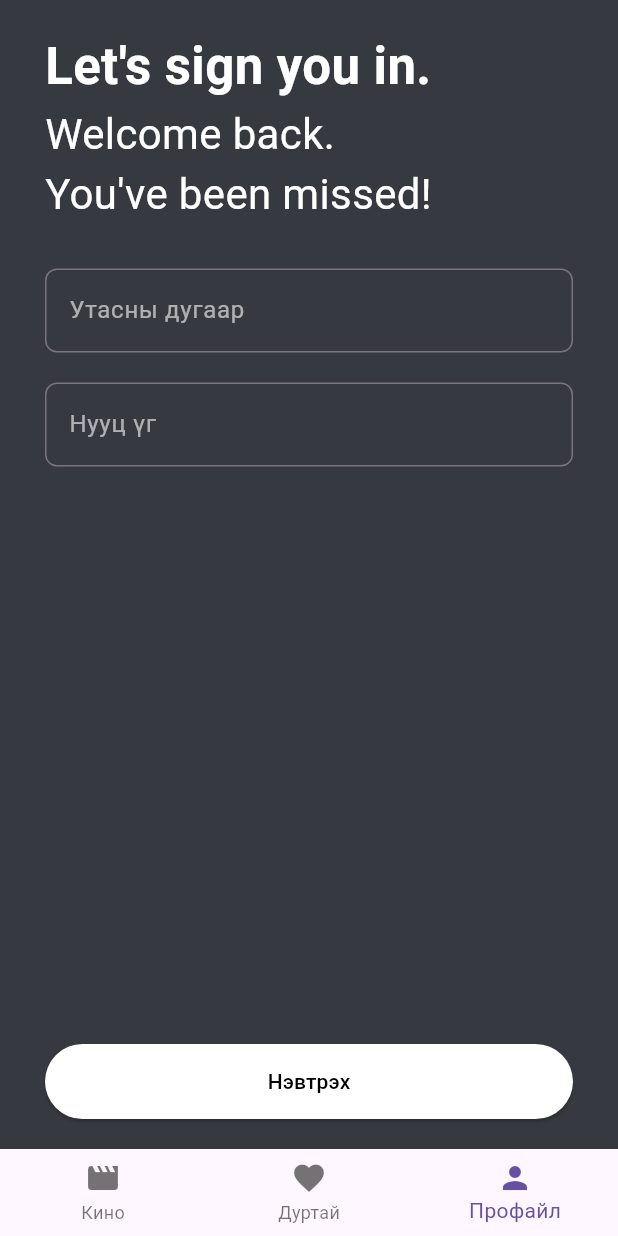
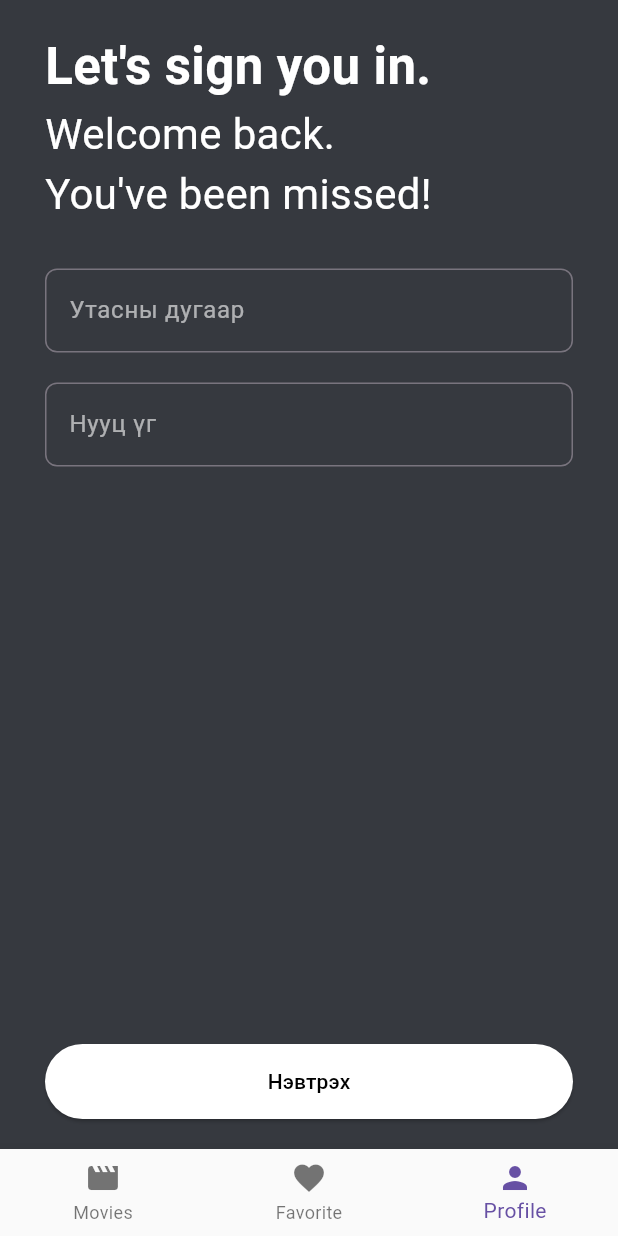
Before and after one commit to batmandal/flutter_movie_app, a Flutter app: the screen it shows after launch, item 3 of the bottom bar chosen, on a phone screen of 412 x 824 dp. Run offline on Flutter 3.47's test engine with Material 3 defaults, Android fonts, the phone set to English and light mode, and no system bars; our stand-ins replace easy_localization; network calls fail.

Commit message:
change language

```diff
--- /dev/null
+++ b/assets/translations/en-US.json
@@ -0,0 +1,7 @@
+{
+  "top": "Top movies",
+  "all": "All movies",
+  "movie": "Movies",
+  "favorite": "Favorite",
+  "profile": "Profile"
+}
--- /dev/null
+++ b/assets/translations/mn-MN.json
@@ -0,0 +1,7 @@
+{
+  "Top": "Шилдэг кино",
+  "All": "Бүх кино",
+  "movie": "Кино",
+  "favorite": "Таалагдсан",
+  "profile": "Профайл"
+}
--- a/lib/main.dart
+++ b/lib/main.dart
@@ -1,12 +1,23 @@
+import 'package:easy_localization/easy_localization.dart';
 import 'package:flutter/material.dart';
 import 'package:flutter_movie/global_keys.dart';
 import 'package:flutter_movie/providers/common.dart';
 import 'package:flutter_movie/screens/home.dart';
+import 'package:flutter_movie/theme/styles.dart';
 
 import 'package:provider/provider.dart';
 
-void main() {
-  runApp(const MyApp());
+void main() async {
+  WidgetsFlutterBinding.ensureInitialized();
+  await EasyLocalization.ensureInitialized();
+  runApp(
+    EasyLocalization(
+      supportedLocales: const [Locale('en', 'US'), Locale('mn', 'MN')],
+      path: 'assets/translations',
+      fallbackLocale: const Locale('en', 'US'),
+      child: const MyApp(),
+    ),
+  );
 }
 
 class MyApp extends StatelessWidget {
@@ -19,9 +30,17 @@ class MyApp extends StatelessWidget {
         ChangeNotifierProvider(create: (_) => CommonProvider()),
       ],
       child: MaterialApp(
+        builder: (context, child) => MediaQuery(
+            data: MediaQuery.of(context)
+                .copyWith(textScaler: const TextScaler.linear(1.0)),
+            child: child!),
         navigatorKey: GlobalKeys.navigatorKey,
         title: 'Movie App',
+        theme: myTheme,
         home: HomePage(),
+        localizationsDelegates: context.localizationDelegates,
+        supportedLocales: context.supportedLocales,
+        locale: context.locale,
       ),
     );
   }
--- a/lib/screens/home.dart
+++ b/lib/screens/home.dart
@@ -1,3 +1,4 @@
+import 'package:easy_localization/easy_localization.dart';
 import 'package:flutter/material.dart';
 import 'package:flutter_movie/providers/common.dart';
 import 'package:flutter_movie/screens/movies.dart';
@@ -26,18 +27,18 @@ class HomePage extends StatelessWidget {
           bottomNavigationBar: BottomNavigationBar(
             currentIndex: provider.currentIdx,
             onTap: provider.changeCurrentIdx,
-            items: const [
+            items: [
               BottomNavigationBarItem(
-                icon: Icon(Icons.movie),
-                label: "Кино",
+                icon: const Icon(Icons.movie),
+                label: "movie".tr(),
               ),
               BottomNavigationBarItem(
-                icon: Icon(Icons.favorite),
-                label: "Дуртай",
+                icon: const Icon(Icons.favorite),
+                label: "favorite".tr(),
               ),
               BottomNavigationBarItem(
-                icon: Icon(Icons.person),
-                label: "Профайл",
+                icon: const Icon(Icons.person),
+                label: "profile".tr(),
               ),
             ],
           ),
--- a/lib/screens/login.dart
+++ b/lib/screens/login.dart
@@ -112,8 +112,8 @@ class LoginPage extends StatelessWidget {
               height: 50,
               child: ElevatedButton(
                 style: ButtonStyle(
-                  backgroundColor: MaterialStateProperty.all(Colors.white),
-                  foregroundColor: MaterialStateProperty.all(Colors.black),
+                  backgroundColor: WidgetStateProperty.all(Colors.white),
+                  foregroundColor: WidgetStateProperty.all(Colors.black),
                 ),
                 onPressed: _onSubmit,
                 child: const Text("Нэвтрэх"),
--- a/lib/screens/movie_detail.dart
+++ b/lib/screens/movie_detail.dart
@@ -73,7 +73,7 @@ class _MovieDetailPageState extends State<MovieDetailPage> {
                                 ),
                                 const SizedBox(height: 10),
                                 Text(
-                                  "${widget.data.publishedYear} | ${Utils.InterMinToString(widget.data.durationMin)} | ${widget.data.type}",
+                                  "${widget.data.publishedYear} | ${Utils.interMinToString(widget.data.durationMin)} | ${widget.data.type}",
                                   style: const TextStyle(
                                     fontSize: 14,
                                     color: Color.fromARGB(255, 225, 225, 225),
--- a/lib/screens/profile.dart
+++ b/lib/screens/profile.dart
@@ -1,4 +1,6 @@
+import 'package:easy_localization/easy_localization.dart';
 import 'package:flutter/material.dart';
+import 'package:flutter_movie/global_keys.dart';
 import 'package:flutter_movie/providers/common.dart';
 import 'package:flutter_movie/screens/login.dart';
 import 'package:provider/provider.dart';
@@ -6,14 +8,32 @@ import 'package:provider/provider.dart';
 class ProfilePage extends StatelessWidget {
   const ProfilePage({super.key});
 
+  void _onChangeLanguage() {
+    final context = GlobalKeys.navigatorKey.currentContext!;
+    if (context.locale.languageCode == const Locale('mn', 'MN').languageCode) {
+      context.setLocale(const Locale('en', 'US'));
+    } else {
+      context.setLocale(const Locale('mn', 'MN'));
+    }
+  }
+
   @override
   Widget build(BuildContext context) {
     return Consumer<CommonProvider>(builder: ((context, provider, child) {
       return provider.isLoggedIn
           ? Center(
-              child: ElevatedButton(
-                onPressed: provider.onLogout,
-                child: const Text("Гарах"),
+              child: Column(
+                mainAxisAlignment: MainAxisAlignment.center,
+                children: [
+                  ElevatedButton(
+                    onPressed: _onChangeLanguage,
+                    child: Text(context.locale.languageCode),
+                  ),
+                  ElevatedButton(
+                    onPressed: provider.onLogout,
+                    child: const Text("Гарах"),
+                  ),
+                ],
               ),
             )
           : LoginPage();
--- /dev/null
+++ b/lib/theme/styles.dart
@@ -0,0 +1,53 @@
+import 'package:flutter/material.dart';
+
+final ThemeData myTheme = ThemeData(
+  primarySwatch: const MaterialColor(4281743678, {
+    50: Color(0xfff1f2f3),
+    100: Color(0xffe4e5e7),
+    200: Color(0xffc8cbd0),
+    300: Color(0xffadb1b8),
+    400: Color(0xff9297a0),
+    500: Color(0xff777d88),
+    600: Color(0xff5f646d),
+    700: Color(0xff474b52),
+    800: Color(0xff2f3237),
+    900: Color(0xff18191b)
+  }),
+  brightness: Brightness.light,
+  primaryColor: const Color(0xff36393e),
+  primaryColorLight: const Color(0xffe4e5e7),
+  primaryColorDark: const Color(0xff474b52),
+  canvasColor: const Color(0xfffafafa),
+  scaffoldBackgroundColor: const Color(0xfffafafa),
+  cardColor: const Color(0xffffffff),
+  dividerColor: const Color(0x1f000000),
+  highlightColor: const Color(0x66bcbcbc),
+  splashColor: const Color(0x66c8c8c8),
+  unselectedWidgetColor: const Color(0x8a000000),
+  disabledColor: const Color(0x61000000),
+  secondaryHeaderColor: const Color(0xfff1f2f3),
+  dialogBackgroundColor: const Color(0xffffffff),
+  indicatorColor: const Color(0xff777d88),
+  hintColor: const Color(0x8a000000),
+  buttonTheme: const ButtonThemeData(
+    textTheme: ButtonTextTheme.normal,
+    minWidth: 88,
+    height: 36,
+    padding: EdgeInsets.only(top: 0, bottom: 0, left: 16, right: 16),
+    shape: RoundedRectangleBorder(
+      side: BorderSide(
+        color: Color(0xff000000),
+        width: 0,
+        style: BorderStyle.none,
+      ),
+      borderRadius: BorderRadius.all(Radius.circular(2.0)),
+    ),
+    alignedDropdown: false,
+    buttonColor: Color(0xffe0e0e0),
+    disabledColor: Color(0x61000000),
+    highlightColor: Color(0x29000000),
+    splashColor: Color(0x1f000000),
+    focusColor: Color(0x1f000000),
+    hoverColor: Color(0x0a000000),
+  ),
+);
--- a/lib/utils/index.dart
+++ b/lib/utils/index.dart
@@ -1,5 +1,5 @@
 class Utils {
-  static String InterMinToString(int? min) {
+  static String interMinToString(int? min) {
     if (min == null) return "-";
     return "${(min / 60).floor()} цаг ${min % 60} мин";
   }
--- a/pubspec.yaml
+++ b/pubspec.yaml
@@ -38,6 +38,7 @@ dependencies:
   json_annotation: ^4.9.0
   build_runner: ^2.4.10
   provider: ^6.1.2
+  easy_localization: ^3.0.7
 
 dev_dependencies:
   flutter_test:
@@ -63,6 +64,7 @@ flutter:
   # To add assets to your application, add an assets section, like this:
   assets:
     - assets/movies.json
+    - assets/translations/
   #   - images/a_dot_ham.jpeg
 
   # An image asset can refer to one or more resolution-specific "variants", see
```
Also changed, not shown: lib/screens/movies.dart (+16 -12 lines), pubspec.lock, 10 other files.
